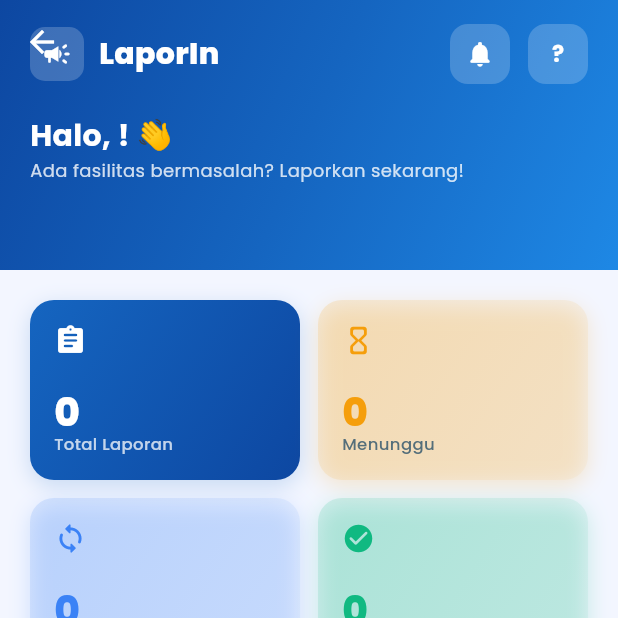
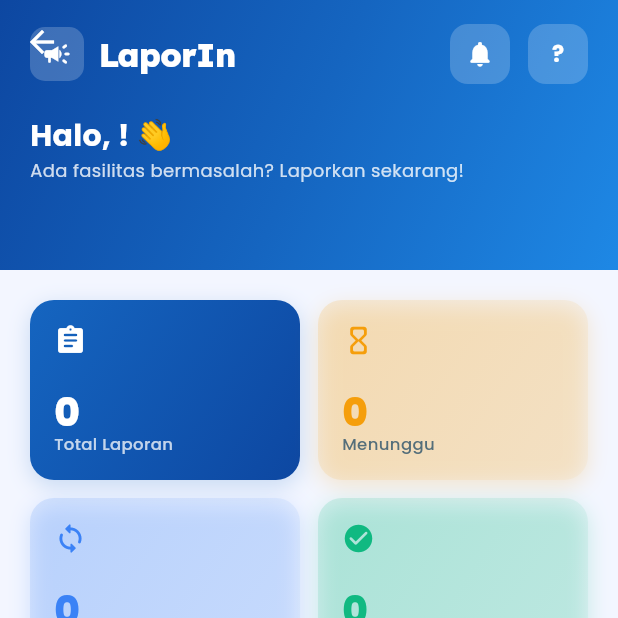
Before and after one commit to fauzidho/tubes_laporin, a Flutter app: the MainScreen screen opened directly, on a phone screen of 412 x 824 dp, the top half of it. Run offline on Flutter 3.47's test engine with Material 3 defaults, Android fonts, the phone set to English and light mode, and no system bars; our stand-ins replace camera, cloud_firestore, firebase_auth, firebase_core, google_fonts, image_picker; accounts and stored records are empty.

Commit message:
Fix UI overflows, resolve 89 analysis problems, update branding to Lexend font, and generate launcher icons

```diff
--- a/lib/features/admin/admin_reports_screen.dart
+++ b/lib/features/admin/admin_reports_screen.dart
@@ -183,7 +183,7 @@
                           color: isSel ? s.color : s.backgroundColor,
                           borderRadius: BorderRadius.circular(30),
                           border: Border.all(
-                              color: s.color.withOpacity(isSel ? 1 : 0.3)),
+                              color: s.color.withValues(alpha: isSel ? 1 : 0.3)),
                         ),
                         child: Text(
                           s.label,
@@ -327,10 +327,10 @@
         padding:
             const EdgeInsets.symmetric(horizontal: 14, vertical: 7),
         decoration: BoxDecoration(
-          color: isSelected ? color : color.withOpacity(0.08),
+          color: isSelected ? color : color.withValues(alpha: 0.08),
           borderRadius: BorderRadius.circular(30),
           border: Border.all(
-              color: isSelected ? color : color.withOpacity(0.2)),
+              color: isSelected ? color : color.withValues(alpha: 0.2)),
         ),
         child: Text(
           label,
--- a/lib/features/home/home_screen.dart
+++ b/lib/features/home/home_screen.dart
@@ -55,7 +55,7 @@
                                 width: 36,
                                 height: 36,
                                 decoration: BoxDecoration(
-                                  color: Colors.white.withOpacity(0.2),
+                                  color: Colors.white.withValues(alpha: 0.2),
                                   borderRadius: BorderRadius.circular(10),
                                 ),
                                 child: const Icon(Icons.campaign_rounded,
@@ -64,10 +64,11 @@
                               const SizedBox(width: 10),
                               Text(
                                 'LaporIn',
-                                style: GoogleFonts.poppins(
-                                  fontSize: 20,
+                                style: GoogleFonts.lexend(
+                                  fontSize: 22,
                                   fontWeight: FontWeight.w800,
                                   color: Colors.white,
+                                  letterSpacing: -0.5,
                                 ),
                               ),
                             ],
@@ -84,7 +85,7 @@
                                         width: 40,
                                         height: 40,
                                         decoration: BoxDecoration(
-                                          color: Colors.white.withOpacity(0.2),
+                                          color: Colors.white.withValues(alpha: 0.2),
                                           borderRadius: BorderRadius.circular(12),
                                         ),
                                         child: IconButton(
@@ -133,7 +134,7 @@
                                 width: 40,
                                 height: 40,
                                 decoration: BoxDecoration(
-                                  color: Colors.white.withOpacity(0.2),
+                                  color: Colors.white.withValues(alpha: 0.2),
                                   borderRadius: BorderRadius.circular(12),
                                 ),
                                 child: Center(
@@ -164,7 +165,7 @@
                         'Ada fasilitas bermasalah? Laporkan sekarang!',
                         style: GoogleFonts.poppins(
                           fontSize: 12,
-                          color: Colors.white.withOpacity(0.8),
+                          color: Colors.white.withValues(alpha: 0.8),
                         ),
                       ),
                     ],
@@ -289,8 +290,8 @@
           color: AppColors.statusPending,
           gradient: LinearGradient(
             colors: [
-              AppColors.statusPending.withOpacity(0.15),
-              AppColors.statusPending.withOpacity(0.05),
+              AppColors.statusPending.withValues(alpha: 0.15),
+              AppColors.statusPending.withValues(alpha: 0.05),
             ],
             begin: Alignment.topLeft,
             end: Alignment.bottomRight,
@@ -304,8 +305,8 @@
           color: AppColors.statusInProgress,
           gradient: LinearGradient(
             colors: [
-              AppColors.statusInProgress.withOpacity(0.15),
-              AppColors.statusInProgress.withOpacity(0.05),
+              AppColors.statusInProgress.withValues(alpha: 0.15),
+              AppColors.statusInProgress.withValues(alpha: 0.05),
             ],
             begin: Alignment.topLeft,
             end: Alignment.bottomRight,
@@ -319,8 +320,8 @@
           color: AppColors.statusResolved,
           gradient: LinearGradient(
             colors: [
-              AppColors.statusResolved.withOpacity(0.15),
-              AppColors.statusResolved.withOpacity(0.05),
+              AppColors.statusResolved.withValues(alpha: 0.15),
+              AppColors.statusResolved.withValues(alpha: 0.05),
             ],
             begin: Alignment.topLeft,
             end: Alignment.bottomRight,
@@ -355,7 +356,7 @@
   Widget build(BuildContext context) {
     final textColor = isLight ? AppColors.textPrimary : Colors.white;
     final subColor =
-        isLight ? AppColors.textSecondary : Colors.white.withOpacity(0.75);
+        isLight ? AppColors.textSecondary : Colors.white.withValues(alpha: 0.75);
 
     return Container(
       decoration: BoxDecoration(
@@ -363,7 +364,7 @@
         borderRadius: BorderRadius.circular(16),
         boxShadow: [
           BoxShadow(
-            color: color.withOpacity(0.2),
+            color: color.withValues(alpha: 0.2),
             blurRadius: 12,
             offset: const Offset(0, 4),
           ),
@@ -425,7 +426,7 @@
           borderRadius: BorderRadius.circular(20),
           boxShadow: [
             BoxShadow(
-              color: AppColors.accent.withOpacity(0.3),
+              color: AppColors.accent.withValues(alpha: 0.3),
               blurRadius: 16,
               offset: const Offset(0, 6),
             ),
@@ -437,7 +438,7 @@
               width: 52,
               height: 52,
               decoration: BoxDecoration(
-                color: Colors.white.withOpacity(0.2),
+                color: Colors.white.withValues(alpha: 0.2),
                 borderRadius: BorderRadius.circular(16),
               ),
               child: const Icon(Icons.camera_alt_rounded,
@@ -460,7 +461,7 @@
                     'Foto & laporkan fasilitas rusak sekarang',
                     style: GoogleFonts.poppins(
                       fontSize: 12,
-                      color: Colors.white.withOpacity(0.85),
+                      color: Colors.white.withValues(alpha: 0.85),
                     ),
                   ),
                 ],
@@ -486,7 +487,7 @@
           Icon(
             Icons.assignment_outlined,
             size: 64,
-            color: AppColors.textHint.withOpacity(0.5),
+            color: AppColors.textHint.withValues(alpha: 0.5),
           ),
           const SizedBox(height: 12),
           Text(
--- a/lib/features/home/widgets/report_card.dart
+++ b/lib/features/home/widgets/report_card.dart
@@ -29,7 +29,7 @@
           borderRadius: BorderRadius.circular(16),
           boxShadow: [
             BoxShadow(
-              color: AppColors.primary.withOpacity(0.07),
+              color: AppColors.primary.withValues(alpha: 0.07),
               blurRadius: 16,
               offset: const Offset(0, 4),
             ),
@@ -48,7 +48,7 @@
                     width: 40,
                     height: 40,
                     decoration: BoxDecoration(
-                      color: report.category.color.withOpacity(0.1),
+                      color: report.category.color.withValues(alpha: 0.1),
                       borderRadius: BorderRadius.circular(12),
                     ),
                     child: Icon(
--- a/lib/features/home/widgets/status_badge.dart
+++ b/lib/features/home/widgets/status_badge.dart
@@ -25,7 +25,7 @@
         color: status.backgroundColor,
         borderRadius: BorderRadius.circular(30),
         border: Border.all(
-          color: status.color.withOpacity(0.3),
+          color: status.color.withValues(alpha: 0.3),
           width: 1,
         ),
       ),
@@ -60,7 +60,7 @@
     return Container(
       padding: const EdgeInsets.symmetric(horizontal: 10, vertical: 5),
       decoration: BoxDecoration(
-        color: category.color.withOpacity(0.1),
+        color: category.color.withValues(alpha: 0.1),
         borderRadius: BorderRadius.circular(30),
       ),
       child: Row(
--- a/lib/main_screen.dart
+++ b/lib/main_screen.dart
@@ -54,7 +54,7 @@
         color: AppColors.surface,
         boxShadow: [
           BoxShadow(
-            color: AppColors.primary.withOpacity(0.12),
+            color: AppColors.primary.withValues(alpha: 0.12),
             blurRadius: 20,
             offset: const Offset(0, -4),
           ),
@@ -131,7 +131,7 @@
         ),
         decoration: BoxDecoration(
           color: isSelected
-              ? AppColors.primary.withOpacity(0.12)
+              ? AppColors.primary.withValues(alpha: 0.12)
               : Colors.transparent,
           borderRadius: BorderRadius.circular(30),
         ),
--- a/lib/models/report_model.dart
+++ b/lib/models/report_model.dart
@@ -205,11 +205,11 @@
       adminNotes: map['adminNotes'],
       timeline: (map['timeline'] as List?)
               ?.map<ReportTimeline>((x) => ReportTimeline.fromMap(x as Map<String, dynamic>))
-              ?.toList() ??
+              .toList() ??
           <ReportTimeline>[],
       comments: (map['comments'] as List?)
               ?.map<ReportComment>((x) => ReportComment.fromMap(x as Map<String, dynamic>))
-              ?.toList() ??
+              .toList() ??
           <ReportComment>[],
     );
   }
--- a/lib/providers/notification_provider.dart
+++ b/lib/providers/notification_provider.dart
@@ -5,10 +5,8 @@
 class NotificationProvider extends ChangeNotifier {
   final FirebaseFirestore _firestore = FirebaseFirestore.instance;
   List<NotificationModel> _notifications = [];
-  bool _isLoading = false;
 
   List<NotificationModel> get notifications => List.unmodifiable(_notifications);
-  bool get isLoading => _isLoading;
   int get unreadCount => _notifications.where((n) => !n.isRead).length;
 
   // Real-time listener for user notifications
--- a/lib/providers/report_provider.dart
+++ b/lib/providers/report_provider.dart
@@ -58,7 +58,7 @@
         .snapshots()
         .listen((snapshot) {
       _reports = snapshot.docs.map((doc) {
-        return ReportModel.fromMap(doc.data() ?? {}, doc.id);
+        return ReportModel.fromMap(doc.data(), doc.id);
       }).toList();
       notifyListeners();
     });
```
Also changed, not shown: lib/features/admin/admin_dashboard_screen.dart (+11 -11 lines), lib/features/auth/login_screen.dart (+7 -7 lines), lib/features/notification/notification_screen.dart (+4 -4 lines), lib/features/profile/profile_screen.dart (+17 -10 lines), lib/features/report/create_report_screen.dart (+15 -7 lines), lib/features/report/feed_screen.dart (+17 -9 lines), lib/features/report/my_reports_screen.dart (+4 -4 lines), lib/features/report/report_detail_screen.dart (+22 -126 lines), lib/features/report/widgets/camera_capture_widget.dart (+8 -8 lines), pubspec.yaml (+7 -0 lines), assets/images/launcher_icon.png (added), pubspec.lock, 28 other files.
